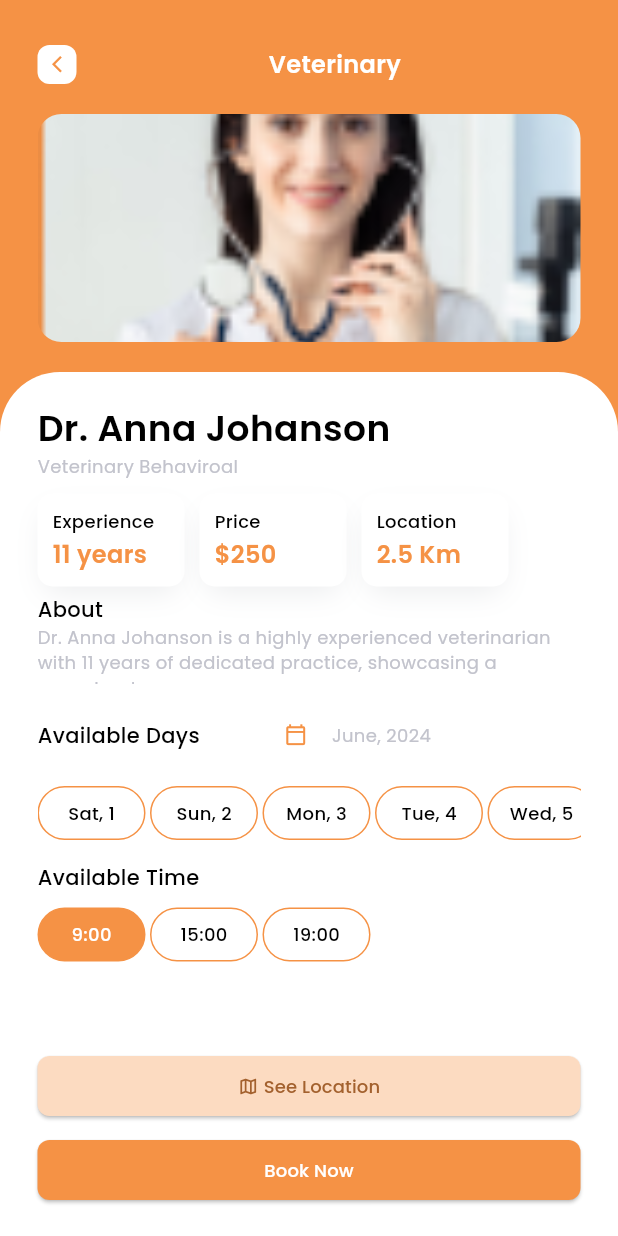
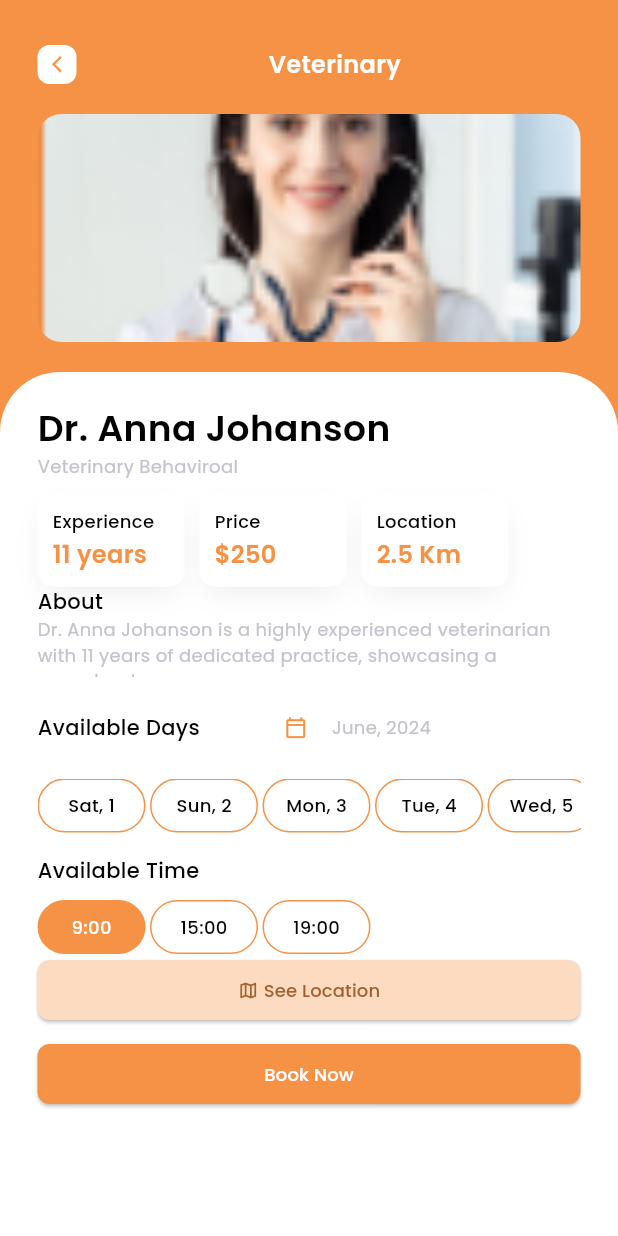
Before and after one commit to ChouguleAnkita13/Flutter_UI_Kit, a Flutter app: the VeterinaryPage screen opened by its route, after a tap on "Dr. Anna Johanson", on a phone screen of 412 x 824 dp. Run offline on Flutter 3.47's test engine with Material 3 defaults, Android fonts, the phone set to English and light mode, and no system bars; our stand-ins replace google_fonts, percent_indicator, smooth_page_indicator.

Commit message:
minor change

```diff
--- a/Pet_Care_App/pet_care_app/lib/view/screens/dashboard.dart
+++ b/Pet_Care_App/pet_care_app/lib/view/screens/dashboard.dart
@@ -19,7 +19,6 @@ class _DashboardState extends State<Dashboard> {
   @override
   Widget build(BuildContext context) {
     return Scaffold(
-      backgroundColor: const Color.fromRGBO(0, 0, 0, 0.04),
       body: Padding(
         padding:
             const EdgeInsets.only(top: 30, left: 25, right: 25),
--- a/Pet_Care_App/pet_care_app/lib/view/screens/doctor_details.dart
+++ b/Pet_Care_App/pet_care_app/lib/view/screens/doctor_details.dart
@@ -13,7 +13,6 @@ class DoctorDetails extends StatefulWidget {
 }
 
 class _DoctorDetailsState extends State<DoctorDetails> {
-
   @override
   Widget build(BuildContext context) {
     return Scaffold(
@@ -130,9 +129,9 @@ class _DoctorDetailsState extends State<DoctorDetails> {
                     ],
                   ),
                 ),
-                const SizedBox(
-                  height: 5,
-                ),
+                Expanded(
+                  child: ListView(
+                    children: [
                       Text(
                         "About",
                         style: GoogleFonts.poppins(
@@ -142,6 +141,7 @@ class _DoctorDetailsState extends State<DoctorDetails> {
                       ),
                       SizedBox(
                         height: 40,
+                        child: SingleChildScrollView(
                           child: Text(
                             widget.doctorModel.about,
                             style: GoogleFonts.poppins(
@@ -150,17 +150,21 @@ class _DoctorDetailsState extends State<DoctorDetails> {
                                 fontSize: 12),
                           ),
                         ),
+                      ),
                       const SizedBox(
                         height: 10,
                       ),
 //Available date&time
-                AvailableDateTime(days:widget.doctorModel.days,time:widget.doctorModel.time),
+                      AvailableDateTime(
+                          days: widget.doctorModel.days,
+                          time: widget.doctorModel.time),
                       const Spacer(),
                       ElevatedButton(
                         onPressed: () {},
                         style: ElevatedButton.styleFrom(
                           fixedSize: Size(MediaQuery.sizeOf(context).width, 32),
-                    backgroundColor: const Color.fromRGBO(252, 219, 193, 1),
+                          backgroundColor:
+                              const Color.fromRGBO(252, 219, 193, 1),
                           shape: RoundedRectangleBorder(
                             borderRadius: BorderRadius.circular(8),
                           ),
@@ -168,7 +172,11 @@ class _DoctorDetailsState extends State<DoctorDetails> {
                         child: Row(
                           mainAxisAlignment: MainAxisAlignment.center,
                           children: [
-                      const Icon(Icons.map_outlined,size: 14, color: Color.fromRGBO(163, 97, 46, 1),),
+                            const Icon(
+                              Icons.map_outlined,
+                              size: 14,
+                              color: Color.fromRGBO(163, 97, 46, 1),
+                            ),
                             Text(
                               " See Location",
                               style: GoogleFonts.poppins(
@@ -186,7 +194,8 @@ class _DoctorDetailsState extends State<DoctorDetails> {
                         onPressed: () {},
                         style: ElevatedButton.styleFrom(
                           fixedSize: Size(MediaQuery.sizeOf(context).width, 32),
-                    backgroundColor: const Color.fromRGBO(245, 146, 69, 1),
+                          backgroundColor:
+                              const Color.fromRGBO(245, 146, 69, 1),
                           shape: RoundedRectangleBorder(
                             borderRadius: BorderRadius.circular(8),
                           ),
@@ -202,6 +211,9 @@ class _DoctorDetailsState extends State<DoctorDetails> {
                     ],
                   ),
                 ),
+              ],
+            ),
+          ),
         )),
       ]),
     );
--- a/Pet_Care_App/pet_care_app/lib/view/screens/grooming_screen.dart
+++ b/Pet_Care_App/pet_care_app/lib/view/screens/grooming_screen.dart
@@ -9,7 +9,6 @@ class GroomingScreen extends StatelessWidget {
   @override
   Widget build(BuildContext context) {
     return Scaffold(
-      backgroundColor: const Color.fromRGBO(0, 0, 0, 0.03),
       body: Padding(
         padding: const EdgeInsets.only(top: 30, left: 25, right: 25),
         child: Column(crossAxisAlignment: CrossAxisAlignment.start, children: [
--- a/Pet_Care_App/pet_care_app/lib/view/screens/notification_screen.dart
+++ b/Pet_Care_App/pet_care_app/lib/view/screens/notification_screen.dart
@@ -15,7 +15,6 @@ class NotificationScreen extends StatelessWidget {
   @override
   Widget build(BuildContext context) {
     return Scaffold(
-      backgroundColor: const Color.fromRGBO(0, 0, 0, 0.04),
       body: Padding(
         padding: const EdgeInsets.only(top: 30, left: 25, right: 25),
         child: Column(crossAxisAlignment: CrossAxisAlignment.start, children: [
--- a/Pet_Care_App/pet_care_app/lib/view/screens/shop_page.dart
+++ b/Pet_Care_App/pet_care_app/lib/view/screens/shop_page.dart
@@ -10,7 +10,6 @@ class ShopPage extends StatelessWidget {
   @override
   Widget build(BuildContext context) {
     return Scaffold(
-      backgroundColor: const Color.fromRGBO(0, 0, 0, 0.03),
       appBar: AppBar(
         automaticallyImplyLeading: false,
         shape: const RoundedRectangleBorder(
--- a/Pet_Care_App/pet_care_app/lib/view/screens/training_screen.dart
+++ b/Pet_Care_App/pet_care_app/lib/view/screens/training_screen.dart
@@ -8,7 +8,6 @@ class TrainingScreen extends StatelessWidget {
   @override
   Widget build(BuildContext context) {
     return Scaffold(
-      backgroundColor: const Color.fromRGBO(0, 0, 0, 0.04),
       body: Padding(
         padding: const EdgeInsets.only(top: 30, left: 25, right: 25),
         child: Column(crossAxisAlignment: CrossAxisAlignment.start, children: [
--- a/Pet_Care_App/pet_care_app/lib/view/screens/veterinary_page.dart
+++ b/Pet_Care_App/pet_care_app/lib/view/screens/veterinary_page.dart
@@ -13,7 +13,6 @@ class VeterinaryPage extends StatelessWidget {
   @override
   Widget build(BuildContext context) {
     return Scaffold(
-      backgroundColor: const Color.fromRGBO(0, 0, 0, 0.03),
       body: Padding(
         padding: const EdgeInsets.only(top: 30, left: 25, right: 25),
         child: Column(
```
Lines whose indentation alone changed are shown as unchanged.
